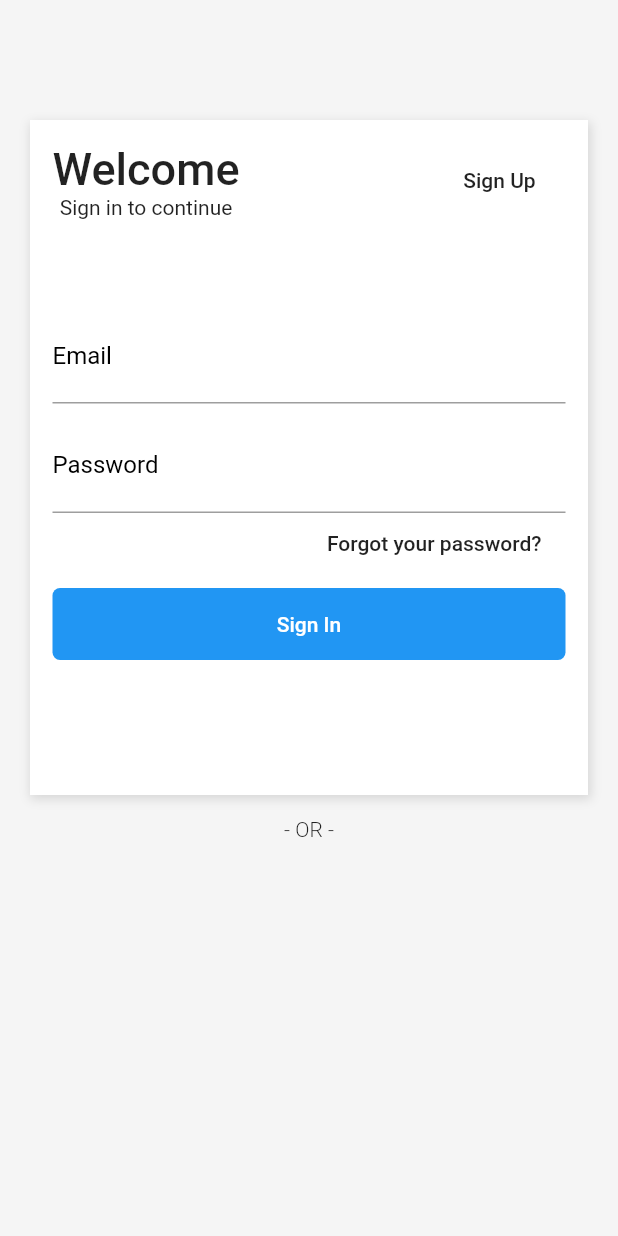
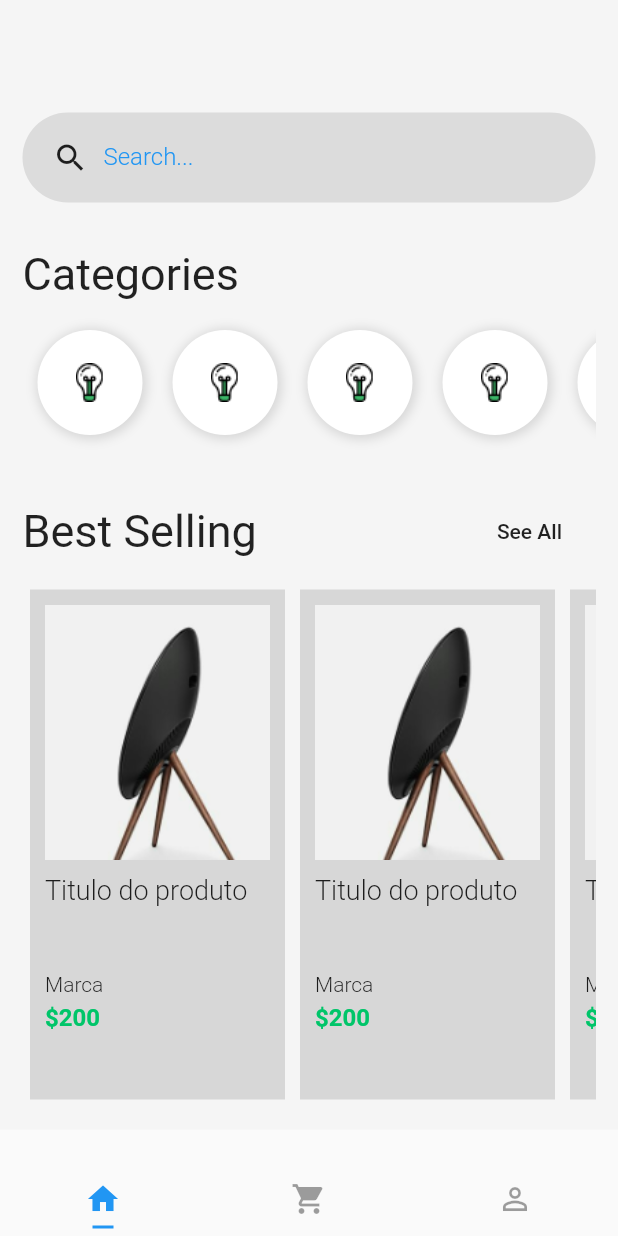
Before and after one commit to henriqad/shopping, a Flutter app: the screen it shows after launch, on a phone screen of 412 x 824 dp. Run offline on Flutter 3.47's test engine with Material 2 defaults, Android fonts, the phone set to English and light mode, and no system bars.

Commit message:
shopping cart

```diff
--- a/lib/main.dart
+++ b/lib/main.dart
@@ -1,5 +1,5 @@
 import 'package:flutter/material.dart';
-import 'package:shopping/pages/login.page.dart';
+import 'pages/tabs.page.dart';
 
 void main() => runApp(MyApp());
 
@@ -12,7 +12,10 @@ class MyApp extends StatelessWidget {
       theme: ThemeData(
         primarySwatch: Colors.blue,
       ),
-      home: LoginPage(),
+      home: DefaultTabController(
+        length: 3,
+        child: TabsPage(),
+      ),
     );
   }
 }
--- /dev/null
+++ b/lib/pages/home.page.dart
@@ -0,0 +1,201 @@
+import 'package:flutter/material.dart';
+import 'package:shopping/pages/product.page.dart';
+
+class HomePage extends StatelessWidget {
+  @override
+  Widget build(BuildContext context) {
+    return Scaffold(
+      body: SingleChildScrollView(
+        child: Container(
+          padding: EdgeInsets.all(15),
+          color: Color(0xFFF5F5F5),
+          child: Column(
+            crossAxisAlignment: CrossAxisAlignment.stretch,
+            children: <Widget>[
+              SizedBox(height: 60),
+              search(),
+              SizedBox(height: 30),
+              Text(
+                'Categories',
+                style: TextStyle(fontSize: 30),
+              ),
+              SizedBox(height: 10),
+              Container(
+                height: 90,
+                child: categoryList(),
+              ),
+              SizedBox(height: 30),
+              Row(
+                mainAxisAlignment: MainAxisAlignment.spaceBetween,
+                children: <Widget>[
+                  Text(
+                    'Best Selling',
+                    style: TextStyle(fontSize: 30),
+                  ),
+                  FlatButton(
+                    child: Text('See All'),
+                    onPressed: () => {},
+                  ),
+                ],
+              ),
+              SizedBox(height: 10),
+              Container(
+                height: 350,
+                child: productList(context),
+              ),
+            ],
+          ),
+        ),
+      ),
+    );
+  }
+}
+
+Widget search() {
+  return Container(
+    height: 60,
+    padding: EdgeInsets.only(left: 20),
+    decoration: BoxDecoration(
+      color: Colors.black.withOpacity(0.1),
+      borderRadius: BorderRadius.all(
+        Radius.circular(128),
+      ),
+    ),
+    child: Row(
+      children: <Widget>[
+        Icon(Icons.search),
+        Container(
+          width: 300,
+          padding: EdgeInsets.only(left: 10),
+          child: TextFormField(
+            keyboardType: TextInputType.text,
+            decoration: InputDecoration(
+              border: InputBorder.none,
+              labelText: 'Search...',
+              labelStyle: TextStyle(
+                color: Colors.blue,
+                fontWeight: FontWeight.w300,
+                fontSize: 16,
+              ),
+            ),
+            style: TextStyle(
+              fontSize: 20,
+              color: Colors.blue,
+            ),
+          ),
+        ),
+      ],
+    ),
+  );
+}
+
+Widget categoryList() {
+  return Container(
+    child: ListView(
+      scrollDirection: Axis.horizontal,
+      children: <Widget>[
+        categoryItem(),
+        categoryItem(),
+        categoryItem(),
+        categoryItem(),
+        categoryItem(),
+        categoryItem(),
+        categoryItem(),
+      ],
+    ),
+  );
+}
+
+Widget categoryItem() {
+  return Container(
+    width: 70,
+    height: 70,
+    margin: EdgeInsets.all(10),
+    padding: EdgeInsets.all(10),
+    decoration: BoxDecoration(
+      color: Colors.white,
+      boxShadow: [
+        new BoxShadow(
+          color: Colors.black12,
+          offset: new Offset(1, 1),
+          blurRadius: 5,
+          spreadRadius: 2,
+        ),
+      ],
+      borderRadius: BorderRadius.all(
+        Radius.circular(64),
+      ),
+    ),
+    child: Image.asset('assets/Icon_Devices.png'),
+  );
+}
+
+Widget productList(BuildContext context) {
+  return Container(
+    child: ListView(
+      scrollDirection: Axis.horizontal,
+      children: <Widget>[
+        productItem(context),
+        productItem(context),
+        productItem(context),
+        productItem(context),
+      ],
+    ),
+  );
+}
+
+Widget productItem(BuildContext context) {
+  return Container(
+    padding: EdgeInsets.all(10),
+    margin: EdgeInsets.all(5),
+    width: 170,
+    color: Colors.black12,
+    child: Column(
+      crossAxisAlignment: CrossAxisAlignment.start,
+      children: <Widget>[
+        GestureDetector(
+          onTap: () {
+            Navigator.push(
+              context,
+              MaterialPageRoute(
+                builder: (context) => ProductPage(),
+              ),
+            );
+          },
+          child: Image.asset(
+            'assets/product-1.png',
+            width: 170,
+            height: 170,
+            fit: BoxFit.cover,
+          ),
+        ),
+        SizedBox(height: 10),
+        Container(
+          height: 60,
+          child: Text(
+            'Titulo do produto',
+            style: TextStyle(
+              fontSize: 18,
+              fontWeight: FontWeight.w300,
+            ),
+          ),
+        ),
+        SizedBox(height: 5),
+        Text(
+          'Marca',
+          style: TextStyle(
+            fontSize: 14,
+            fontWeight: FontWeight.w300,
+          ),
+        ),
+        SizedBox(height: 5),
+        Text('\$200',
+            style: TextStyle(
+              fontSize: 16,
+              fontWeight: FontWeight.bold,
+              color: Color(0xFF00C569),
+            ))
+      ],
+    ),
+  );
+}
--- /dev/null
+++ b/lib/pages/tabs.page.dart
@@ -0,0 +1,32 @@
+import 'package:flutter/material.dart';
+import 'package:shopping/pages/cart.page.dart';
+import 'package:shopping/pages/home.page.dart';
+import 'package:shopping/pages/login.page.dart';
+
+class TabsPage extends StatelessWidget {
+  @override
+  Widget build(BuildContext context) {
+    return Scaffold(
+      body: TabBarView(
+        children: <Widget>[
+          HomePage(),
+          CartPage(),
+          LoginPage(),
+        ],
+      ),
+      bottomNavigationBar: new TabBar(
+        tabs: <Widget>[
+          Tab(icon: new Icon(Icons.home)
+              /*, text: 'Home' */),
+          Tab(icon: new Icon(Icons.shopping_cart)),
+          Tab(icon: new Icon(Icons.perm_identity)),
+        ],
+        labelColor: Colors.blue,
+        unselectedLabelColor: Colors.black38,
+        indicatorSize: TabBarIndicatorSize.label,
+        indicatorPadding: EdgeInsets.all(5.0),
+        indicatorColor: Colors.blue,
+      ),
+    );
+  }
+}
```
Also changed, not shown: lib/pages/cart.page.dart (added, +159 -0 lines), lib/pages/login.page.dart (+74 -4 lines), lib/pages/product.page.dart (added, +61 -0 lines), lib/pages/signup.page.dart (added, +115 -0 lines).
